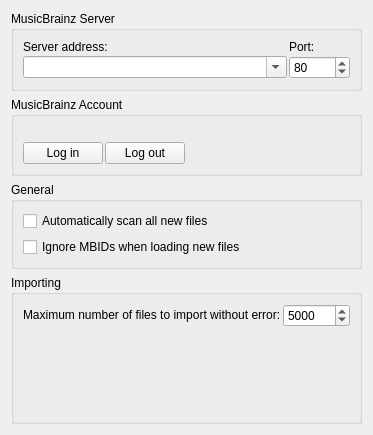
Above: ui/options_general.ui from metabrainz/picard before the change. Below: the same form after it.
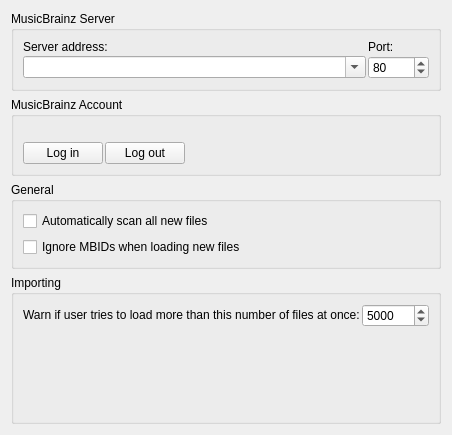
That is the form after the change.

```diff
--- a/ui/options_general.ui
+++ b/ui/options_general.ui
@@ -163,7 +163,7 @@
          </sizepolicy>
         </property>
         <property name="text">
-         <string>Maximum number of files to import without error:</string>
+         <string>Warn if user tries to load more than this number of files at once:</string>
         </property>
        </widget>
       </item>
```
Left out of the diff: 2 changed lines with no effect on the pictures.
